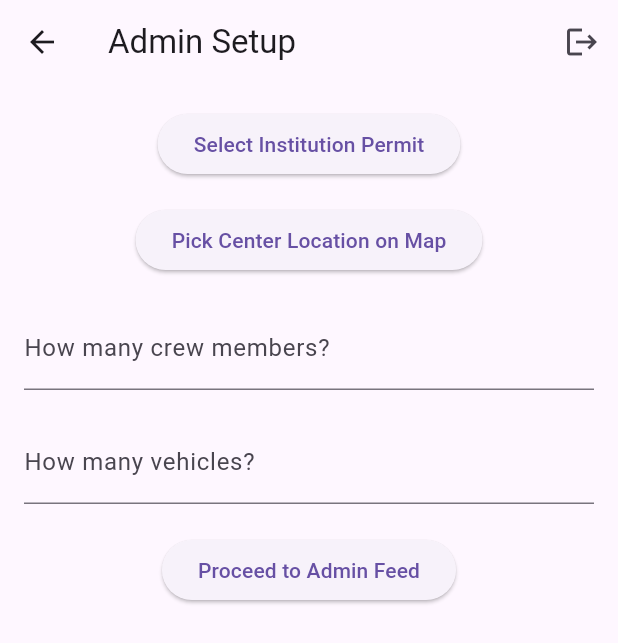
After one commit to ibra9016/ighatha, a Flutter app: the AdminSetupPage screen opened by its route, on a phone screen of 412 x 824 dp. The commit adds this screen. Shown: the top 643 px of the screen. Run offline on Flutter 3.47's test engine with Material 3 defaults, Android fonts, the phone set to English and light mode, and no system bars; our stand-ins replace file_picker, geocoding, google_maps_flutter, image_picker, jwt_decoder, location and 1 more; accounts and stored records are empty; network calls fail.

Commit message:
added admin setup page

```diff
--- /dev/null
+++ b/frontend/lib/admin.setup.dart
@@ -0,0 +1,193 @@
+import 'package:flutter/material.dart';
+import 'package:google_maps_flutter/google_maps_flutter.dart';
+import 'package:shared_preferences/shared_preferences.dart';
+import 'package:file_picker/file_picker.dart';
+
+class AdminSetupPage extends StatefulWidget {
+  @override
+  _AdminSetupPageState createState() => _AdminSetupPageState();
+}
+
+class _AdminSetupPageState extends State<AdminSetupPage> {
+  late SharedPreferences prefs;
+  final _permitController = TextEditingController();
+  LatLng? _selectedLocation;
+
+  int crewCount = 0;
+  List<TextEditingController> crewNameControllers = [];
+  List<TextEditingController> crewPhoneControllers = [];
+
+  int vehicleCount = 0;
+  List<TextEditingController> plateControllers = [];
+  List<TextEditingController> modelControllers = [];
+  List<TextEditingController> companyControllers = [];
+  List<TextEditingController> yearControllers = [];
+
+  @override
+  void initState() {
+    super.initState();
+    initSharedPref();
+  }
+
+  void initSharedPref() async {
+    prefs = await SharedPreferences.getInstance();
+  }
+
+  void logout() {
+    prefs.clear();
+    Navigator.pushNamed(context, '/login');
+  }
+
+  void _pickLocation(LatLng location) {
+    setState(() {
+      _selectedLocation = location;
+    });
+  }
+
+  void _generateCrewFields() {
+    crewNameControllers =
+        List.generate(crewCount, (_) => TextEditingController());
+    crewPhoneControllers =
+        List.generate(crewCount, (_) => TextEditingController());
+  }
+
+  void _generateVehicleFields() {
+    plateControllers = List.generate(vehicleCount, (_) => TextEditingController());
+    modelControllers = List.generate(vehicleCount, (_) => TextEditingController());
+    companyControllers = List.generate(vehicleCount, (_) => TextEditingController());
+    yearControllers = List.generate(vehicleCount, (_) => TextEditingController());
+  }
+
+  void _proceed() {
+    if (_permitController.text.isEmpty ||
+        _selectedLocation == null ||
+        crewNameControllers.any((c) => c.text.isEmpty) ||
+        crewPhoneControllers.any((c) => c.text.isEmpty) ||
+        plateControllers.any((c) => c.text.isEmpty) ||
+        modelControllers.any((c) => c.text.isEmpty) ||
+        companyControllers.any((c) => c.text.isEmpty) ||
+        yearControllers.any((c) => c.text.isEmpty)) {
+      ScaffoldMessenger.of(context).showSnackBar(
+        SnackBar(content: Text('Please fill all required fields')),
+      );
+      return;
+    }
+
+    Navigator.pushNamed(context, '/adminFeed');
+  }
+
+  @override
+  Widget build(BuildContext context) {
+    return Scaffold(
+      appBar: AppBar(
+        title: Text('Admin Setup'),
+        actions: [
+          IconButton(
+            icon: Icon(Icons.logout),
+            tooltip: 'Logout',
+            onPressed: logout,
+          ),
+        ],
+      ),
+      body: SingleChildScrollView(
+        padding: EdgeInsets.all(16),
+        child: Column(
+          children: [
+            ElevatedButton(
+              onPressed: () async {
+                final result = await FilePicker.platform.pickFiles(
+                  type: FileType.custom,
+                  allowedExtensions: ['pdf', 'jpg', 'png', 'jpeg'],
+                );
+                if (result != null && result.files.single.path != null) {
+                  _permitController.text = result.files.single.path!;
+                  ScaffoldMessenger.of(context).showSnackBar(
+                    SnackBar(
+                        content: Text(
+                            'Permit selected: ${result.files.single.name}')),
+                  );
+                } else {
+                  ScaffoldMessenger.of(context).showSnackBar(
+                    SnackBar(content: Text('No permit selected')),
+                  );
+                }
+              },
+              child: Text(_permitController.text.isEmpty
+                  ? 'Select Institution Permit'
+                  : 'Selected: ${_permitController.text.split('/').last}'),
+            ),
+            SizedBox(height: 16),
+            ElevatedButton(
+              onPressed: () async {
+                _pickLocation(LatLng(33.8938, 35.5018)); // Example coords
+                ScaffoldMessenger.of(context).showSnackBar(
+                    SnackBar(content: Text('Location picked!')));
+              },
+              child: Text('Pick Center Location on Map'),
+            ),
+            if (_selectedLocation != null)
+              Text(
+                  'Location: ${_selectedLocation!.latitude}, ${_selectedLocation!.longitude}'),
+            SizedBox(height: 20),
+            TextField(
+              decoration: InputDecoration(labelText: 'How many crew members?'),
+              keyboardType: TextInputType.number,
+              onChanged: (val) {
+                crewCount = int.tryParse(val) ?? 0;
+                _generateCrewFields();
+                setState(() {});
+              },
+            ),
+            ...List.generate(crewCount, (index) => Column(
+                  children: [
+                    TextField(
+                        controller: crewNameControllers[index],
+                        decoration: InputDecoration(
+                            labelText: 'Crew ${index + 1} Full Name')),
+                    TextField(
+                        controller: crewPhoneControllers[index],
+                        decoration: InputDecoration(
+                            labelText: 'Crew ${index + 1} Phone')),
+                  ],
+                )),
+            SizedBox(height: 20),
+            TextField(
+              decoration: InputDecoration(labelText: 'How many vehicles?'),
+              keyboardType: TextInputType.number,
+              onChanged: (val) {
+                vehicleCount = int.tryParse(val) ?? 0;
+                _generateVehicleFields();
+                setState(() {});
+              },
+            ),
+            ...List.generate(vehicleCount, (index) => Column(
+                  children: [
+                    TextField(
+                        controller: plateControllers[index],
+                        decoration: InputDecoration(
+                            labelText: 'Vehicle ${index + 1} Plate Number')),
+                    TextField(
+                        controller: modelControllers[index],
+                        decoration: InputDecoration(
+                            labelText: 'Vehicle ${index + 1} Model')),
+                    TextField(
+                        controller: companyControllers[index],
+                        decoration: InputDecoration(
+                            labelText: 'Vehicle ${index + 1} Company')),
+                    TextField(
+                        controller: yearControllers[index],
+                        decoration: InputDecoration(
+                            labelText: 'Vehicle ${index + 1} Year')),
+                  ],
+                )),
+            SizedBox(height: 20),
+            ElevatedButton(
+              onPressed: _proceed,
+              child: Text('Proceed to Admin Feed'),
+            ),
+          ],
+        ),
+      ),
+    );
+  }
+}
--- a/frontend/lib/components/post_screen.dart
+++ b/frontend/lib/components/post_screen.dart
@@ -48,7 +48,6 @@ class _PostScreenState extends State<PostScreen> {
 
     // Fetch current location
     currentLocation = await location.getLocation();
-    print(currentLocation);
     List<Placemark> placemarks = await placemarkFromCoordinates(
       currentLocation.latitude!,currentLocation.longitude!);
 
--- a/frontend/lib/config.dart
+++ b/frontend/lib/config.dart
@@ -1 +1 @@
-String url = "http://192.168.1.104:3000";
+String url = "http://192.168.1.107:3000";
--- a/frontend/lib/main.dart
+++ b/frontend/lib/main.dart
@@ -7,22 +7,26 @@ import 'package:frontend/loginPage.dart';
 import 'package:frontend/registerPage.dart';
 import 'package:jwt_decoder/jwt_decoder.dart';
 import 'package:shared_preferences/shared_preferences.dart';
+import 'package:frontend/admin.setup.dart';
 
 void main() async{
   WidgetsFlutterBinding.ensureInitialized();
   SharedPreferences prefs = await SharedPreferences.getInstance();
-  runApp(MyApp(token: prefs.getString('token'),));
+  runApp(MyApp(token: prefs.getString('token'),center: prefs.getString('center')));
 }
 
 class MyApp extends StatelessWidget {
   final token;
+  final center;
   const MyApp({
     @required this.token,
+    @required this.center,
     Key? key,}):super(key: key);
 
   @override
   Widget build(BuildContext context) {
     late bool isAdmin;
+    String? c;
     if(token != null){
       Map<String,dynamic> decodedToken = JwtDecoder.decode(token);
       isAdmin = decodedToken['isAdmin'];
@@ -34,14 +38,19 @@ class MyApp extends StatelessWidget {
         '/login':(context)=>Loginpage(),
         '/register':(context)=>Registerpage(),
         '/userFeed':(context)=>Userfeed(),
-        '/adminFeed':(context)=>AdminFeed()
+        '/adminFeed':(context)=>AdminFeed(),
+        '/adminSetup': (context) => AdminSetupPage()
       },
       debugShowCheckedModeBanner: false,
         home:(
+
           token != null?
-                  isAdmin == true? AdminFeed():
-                                  Userfeed():
-          Loginpage()
+                  isAdmin == true?
+                         center == null?
+                                  AdminSetupPage():
+                                  AdminFeed():
+                    Userfeed():
+           Loginpage()
 
   )
   );
--- a/frontend/pubspec.yaml
+++ b/frontend/pubspec.yaml
@@ -40,6 +40,8 @@ dependencies:
   shared_preferences: ^2.5.3
   location: ^8.0.0
   geocoding: ^3.0.0
+  google_maps_flutter: ^2.12.1
+  file_picker: ^10.1.2
 
 dev_dependencies:
   flutter_test:
```
Also changed, not shown: frontend/lib/adminFeed.dart (+114 -6 lines), frontend/lib/loginPage.dart (+7 -2 lines), frontend/lib/registerPage.dart (+34 -4 lines), frontend/pubspec.lock, 13 other files.
